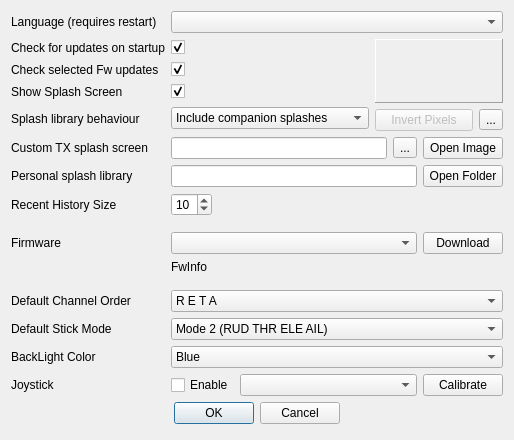
Qt form src/preferencesdialog.ui (roberto1903/companion9x) before a commit.
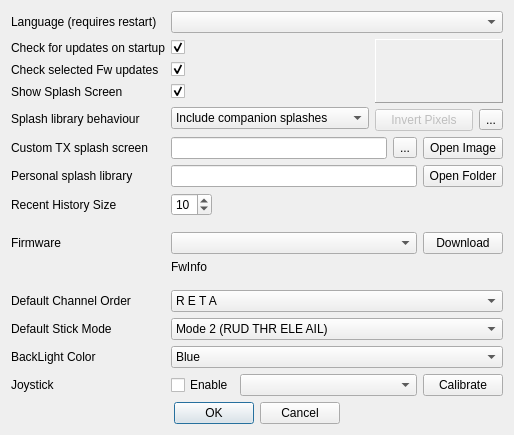
The same form after that commit. Icons and pictures are not drawn.

Commit message: JoyStick configuration update

```diff
--- a/src/preferencesdialog.ui
+++ b/src/preferencesdialog.ui
@@ -7,7 +7,7 @@
     <x>0</x>
     <y>0</y>
     <width>514</width>
-    <height>440</height>
+    <height>431</height>
    </rect>
   </property>
   <property name="sizePolicy">
```
Left out of the diff: 806 changed lines with no effect on the pictures. The commit also changes 1 other file.
